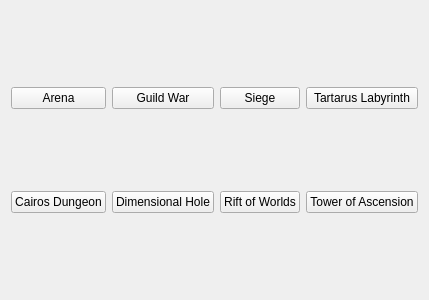
Qt form mainmenu.ui (jmd0711/SummonersWarTeamManagerV2) before a commit.
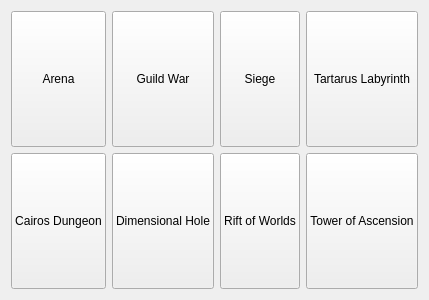
The same form after that commit.

Diff of the .ui file:
```diff
--- a/mainmenu.ui
+++ b/mainmenu.ui
@@ -16,6 +16,12 @@
   <layout class="QGridLayout" name="gridLayout">
    <item row="0" column="0">
     <widget class="QPushButton" name="arenaButton">
+     <property name="sizePolicy">
+      <sizepolicy hsizetype="Preferred" vsizetype="Preferred">
+       <horstretch>0</horstretch>
+       <verstretch>0</verstretch>
+      </sizepolicy>
+     </property>
      <property name="text">
       <string>Arena</string>
      </property>
@@ -23,6 +29,12 @@
    </item>
    <item row="0" column="1">
     <widget class="QPushButton" name="guildButton">
+     <property name="sizePolicy">
+      <sizepolicy hsizetype="Preferred" vsizetype="Preferred">
+       <horstretch>0</horstretch>
+       <verstretch>0</verstretch>
+      </sizepolicy>
+     </property>
      <property name="text">
       <string>Guild War</string>
      </property>
@@ -30,6 +42,12 @@
    </item>
    <item row="0" column="2">
     <widget class="QPushButton" name="siegeButton">
+     <property name="sizePolicy">
+      <sizepolicy hsizetype="Preferred" vsizetype="Preferred">
+       <horstretch>0</horstretch>
+       <verstretch>0</verstretch>
+      </sizepolicy>
+     </property>
      <property name="text">
       <string>Siege</string>
      </property>
@@ -37,6 +55,12 @@
    </item>
    <item row="0" column="3">
     <widget class="QPushButton" name="tartarusButton">
+     <property name="sizePolicy">
+      <sizepolicy hsizetype="Preferred" vsizetype="Preferred">
+       <horstretch>0</horstretch>
+       <verstretch>0</verstretch>
+      </sizepolicy>
+     </property>
      <property name="text">
       <string>Tartarus Labyrinth</string>
      </property>
@@ -44,6 +68,12 @@
    </item>
    <item row="1" column="0">
     <widget class="QPushButton" name="cairosButton">
+     <property name="sizePolicy">
+      <sizepolicy hsizetype="Preferred" vsizetype="Preferred">
+       <horstretch>0</horstretch>
+       <verstretch>0</verstretch>
+      </sizepolicy>
+     </property>
      <property name="text">
       <string>Cairos Dungeon</string>
      </property>
@@ -51,6 +81,12 @@
    </item>
    <item row="1" column="1">
     <widget class="QPushButton" name="dimensionalButton">
+     <property name="sizePolicy">
+      <sizepolicy hsizetype="Preferred" vsizetype="Preferred">
+       <horstretch>0</horstretch>
+       <verstretch>0</verstretch>
+      </sizepolicy>
+     </property>
      <property name="text">
       <string>Dimensional Hole</string>
      </property>
@@ -58,6 +94,12 @@
    </item>
    <item row="1" column="2">
     <widget class="QPushButton" name="riftButton">
+     <property name="sizePolicy">
+      <sizepolicy hsizetype="Preferred" vsizetype="Preferred">
+       <horstretch>0</horstretch>
+       <verstretch>0</verstretch>
+      </sizepolicy>
+     </property>
      <property name="text">
       <string>Rift of Worlds</string>
      </property>
@@ -65,6 +107,12 @@
    </item>
    <item row="1" column="3">
     <widget class="QPushButton" name="towerButton">
+     <property name="sizePolicy">
+      <sizepolicy hsizetype="Preferred" vsizetype="Preferred">
+       <horstretch>0</horstretch>
+       <verstretch>0</verstretch>
+      </sizepolicy>
+     </property>
      <property name="text">
       <string>Tower of Ascension</string>
      </property>
```
